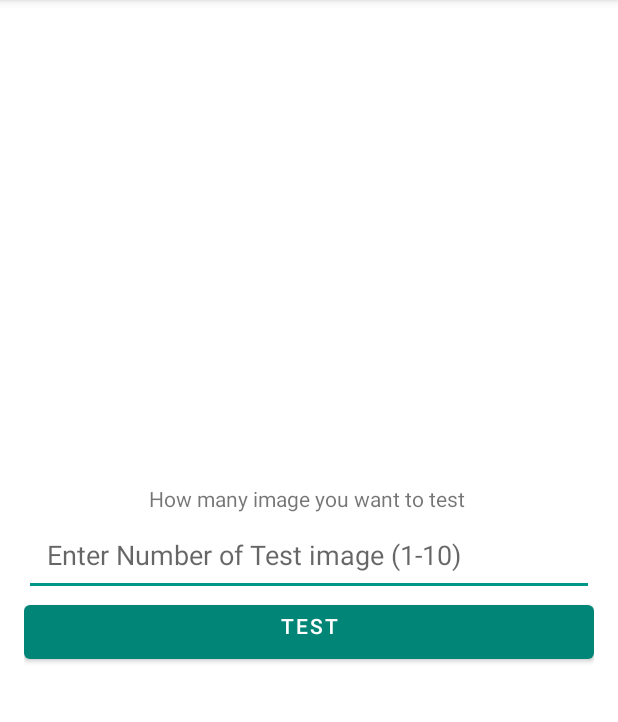
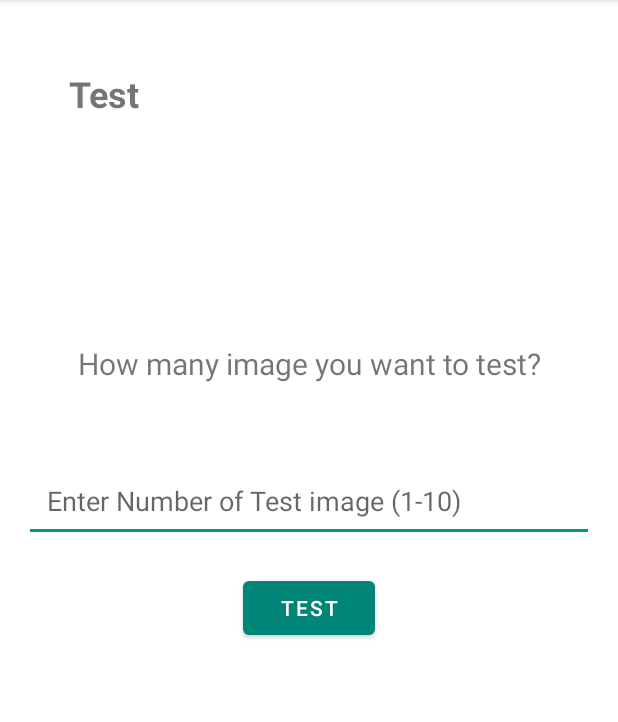
Before and after one commit to ece1778-2020/WhichFace, an Android app: the TestActivity screen opened directly, with no data from a screen before it, on a phone screen of 412 x 824 dp, the part 84-806 px from its top. Run offline under Robolectric (Android 15) with nearby library versions, the phone set to English and light mode, and no system bars; our stand-ins replace Firebase (no records; nobody signed in at launch, a user with empty details on screens opened directly).

Commit message:
change buttons

```diff
--- a/app/src/main/res/layout/acitivity_test.xml
+++ b/app/src/main/res/layout/acitivity_test.xml
@@ -4,16 +4,28 @@
     xmlns:tools="http://schemas.android.com/tools"
     android:layout_width="match_parent"
     android:layout_height="match_parent"
-    android:gravity="center_vertical"
+
     android:orientation="vertical"
     android:padding="16dp"
     tools:context=".TestActivity">
 
     <TextView
+        android:layout_width="wrap_content"
+        android:layout_height="wrap_content"
+        android:layout_marginLeft="30dp"
+        android:layout_marginTop="30dp"
+        android:text="@string/test"
+        android:textSize="24sp"
+        android:textStyle="bold" />
+
+    <TextView
         android:layout_width="380dp"
         android:layout_height="wrap_content"
+        android:layout_marginTop="150dp"
+        android:layout_marginBottom="50dp"
         android:gravity="center_horizontal"
-        android:text="How many image you want to test " />
+        android:text="How many image you want to test?"
+        android:textSize="20sp" />
 
     <EditText
         android:id="@+id/amount"
@@ -26,12 +38,11 @@
 
     <Button
         android:id="@+id/test"
-        android:layout_width="match_parent"
+        android:layout_width="wrap_content"
+        android:layout_gravity="center_horizontal"
         android:layout_height="wrap_content"
-        android:gravity="center_horizontal"
-        android:text="Test"
-        tools:layout_editor_absoluteX="16dp"
-        tools:layout_editor_absoluteY="353dp" />
+        android:layout_marginTop="20dp"
+        android:text="Test" />
 
     <ProgressBar
         android:id="@+id/progressBar"
--- a/app/src/main/res/values/strings.xml
+++ b/app/src/main/res/values/strings.xml
@@ -1,4 +1,6 @@
 <resources>
     <string name="app_name">spiral2</string>
     <string name="submit">submit</string>
+    <string name="preview">Preview</string>
+    <string name="test">Test</string>
 </resources>
```
Also changed, not shown: app/src/main/res/layout/acitivity_testunit.xml (+24 -12 lines), app/src/main/res/layout/activity_accuracy.xml (+12 -5 lines), app/src/main/res/layout/activity_display.xml (+10 -0 lines), app/src/main/res/layout/activity_main.xml (+14 -3 lines), app/src/main/res/layout/activity_photolibrary.xml (+12 -14 lines), app/src/main/res/layout/activity_result.xml (+12 -14 lines).
